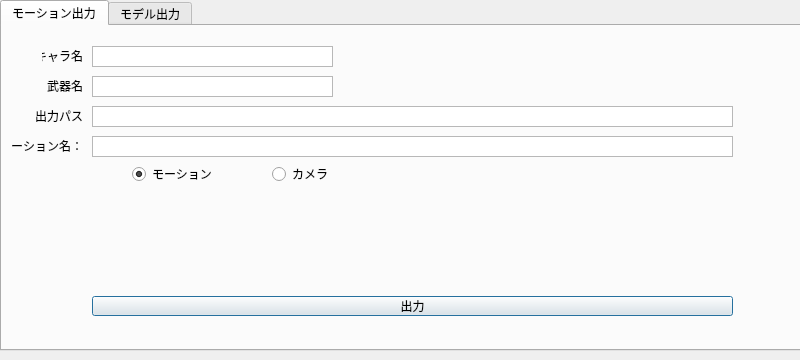
The window that SER/ChewToolsExporter/ExporterUI_002.ui (zishenchew/ChewTools) describes before a commit, drawn with Qt 5.
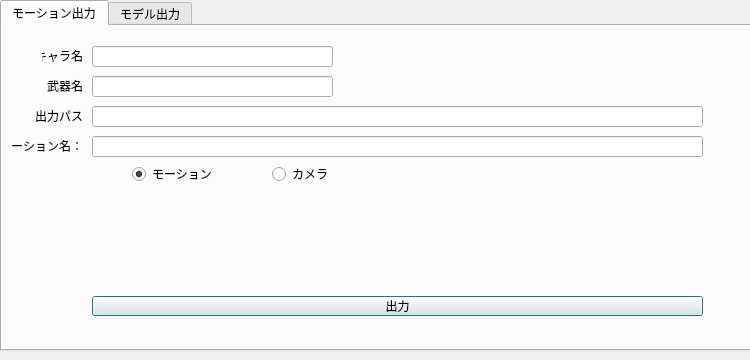
The same window after the commit.

```diff
--- a/SER/ChewToolsExporter/ExporterUI_002.ui
+++ b/SER/ChewToolsExporter/ExporterUI_002.ui
@@ -6,7 +6,7 @@
    <rect>
     <x>0</x>
     <y>0</y>
-    <width>800</width>
+    <width>750</width>
     <height>360</height>
    </rect>
   </property>
@@ -18,7 +18,7 @@
     <rect>
      <x>0</x>
      <y>0</y>
-     <width>801</width>
+     <width>751</width>
      <height>351</height>
     </rect>
    </property>
@@ -29,30 +29,6 @@
     <attribute name="title">
      <string>モーション出力</string>
     </attribute>
-    <widget class="QPlainTextEdit" name="motionInput">
-     <property name="geometry">
-      <rect>
-       <x>90</x>
-       <y>110</y>
-       <width>641</width>
-       <height>21</height>
-      </rect>
-     </property>
-     <property name="font">
-      <font>
-       <pointsize>9</pointsize>
-      </font>
-     </property>
-     <property name="verticalScrollBarPolicy">
-      <enum>Qt::ScrollBarAlwaysOff</enum>
-     </property>
-     <property name="horizontalScrollBarPolicy">
-      <enum>Qt::ScrollBarAlwaysOff</enum>
-     </property>
-     <property name="plainText">
-      <string/>
-     </property>
-    </widget>
     <widget class="QLabel" name="motionNameDisplay">
      <property name="geometry">
       <rect>
@@ -85,42 +61,12 @@
       <set>Qt::AlignRight|Qt::AlignTrailing|Qt::AlignVCenter</set>
      </property>
     </widget>
-    <widget class="QPlainTextEdit" name="exportPathInput">
-     <property name="geometry">
-      <rect>
-       <x>90</x>
-       <y>80</y>
-       <width>641</width>
-       <height>21</height>
-      </rect>
-     </property>
-     <property name="sizePolicy">
-      <sizepolicy hsizetype="Expanding" vsizetype="Expanding">
-       <horstretch>0</horstretch>
-       <verstretch>0</verstretch>
-      </sizepolicy>
-     </property>
-     <property name="font">
-      <font>
-       <pointsize>9</pointsize>
-      </font>
-     </property>
-     <property name="verticalScrollBarPolicy">
-      <enum>Qt::ScrollBarAlwaysOff</enum>
-     </property>
-     <property name="horizontalScrollBarPolicy">
-      <enum>Qt::ScrollBarAlwaysOff</enum>
-     </property>
-     <property name="plainText">
-      <string/>
-     </property>
-    </widget>
     <widget class="QPushButton" name="animExportButton">
      <property name="geometry">
       <rect>
        <x>90</x>
        <y>270</y>
-       <width>641</width>
+       <width>611</width>
        <height>20</height>
       </rect>
      </property>
@@ -144,30 +90,6 @@
       <set>Qt::AlignRight|Qt::AlignTrailing|Qt::AlignVCenter</set>
      </property>
     </widget>
-    <widget class="QPlainTextEdit" name="charaNameInput">
-     <property name="geometry">
-      <rect>
-       <x>90</x>
-       <y>20</y>
-       <width>241</width>
-       <height>21</height>
-      </rect>
-     </property>
-     <property name="font">
-      <font>
-       <pointsize>9</pointsize>
-      </font>
-     </property>
-     <property name="verticalScrollBarPolicy">
-      <enum>Qt::ScrollBarAlwaysOff</enum>
-     </property>
-     <property name="horizontalScrollBarPolicy">
-      <enum>Qt::ScrollBarAlwaysOff</enum>
-     </property>
-     <property name="plainText">
-      <string/>
-     </property>
-    </widget>
     <widget class="QRadioButton" name="ingameButton1">
      <property name="geometry">
       <rect>
@@ -213,7 +135,37 @@
       <set>Qt::AlignRight|Qt::AlignTrailing|Qt::AlignVCenter</set>
      </property>
     </widget>
-    <widget class="QPlainTextEdit" name="weapNameInput">
+    <widget class="QLineEdit" name="exportPathInput">
+     <property name="geometry">
+      <rect>
+       <x>90</x>
+       <y>80</y>
+       <width>611</width>
+       <height>21</height>
+      </rect>
+     </property>
+    </widget>
+    <widget class="QLineEdit" name="motionInput">
+     <property name="geometry">
+      <rect>
+       <x>90</x>
+       <y>110</y>
+       <width>611</width>
+       <height>21</height>
+      </rect>
+     </property>
+    </widget>
+    <widget class="QLineEdit" name="charaNameInput">
+     <property name="geometry">
+      <rect>
+       <x>90</x>
+       <y>20</y>
+       <width>241</width>
+       <height>21</height>
+      </rect>
+     </property>
+    </widget>
+    <widget class="QLineEdit" name="weapNameInput">
      <property name="geometry">
       <rect>
        <x>90</x>
@@ -222,20 +174,6 @@
        <height>21</height>
       </rect>
      </property>
-     <property name="font">
-      <font>
-       <pointsize>9</pointsize>
-      </font>
-     </property>
-     <property name="verticalScrollBarPolicy">
-      <enum>Qt::ScrollBarAlwaysOff</enum>
-     </property>
-     <property name="horizontalScrollBarPolicy">
-      <enum>Qt::ScrollBarAlwaysOff</enum>
-     </property>
-     <property name="plainText">
-      <string/>
-     </property>
     </widget>
    </widget>
    <widget class="QWidget" name="ModelTab">
```
